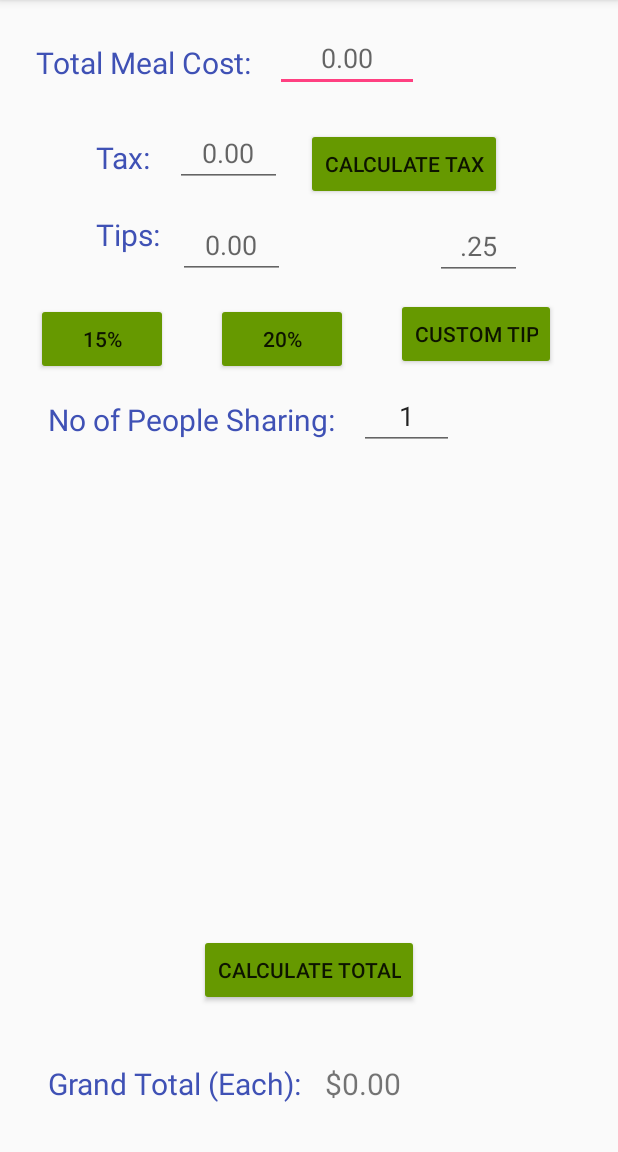
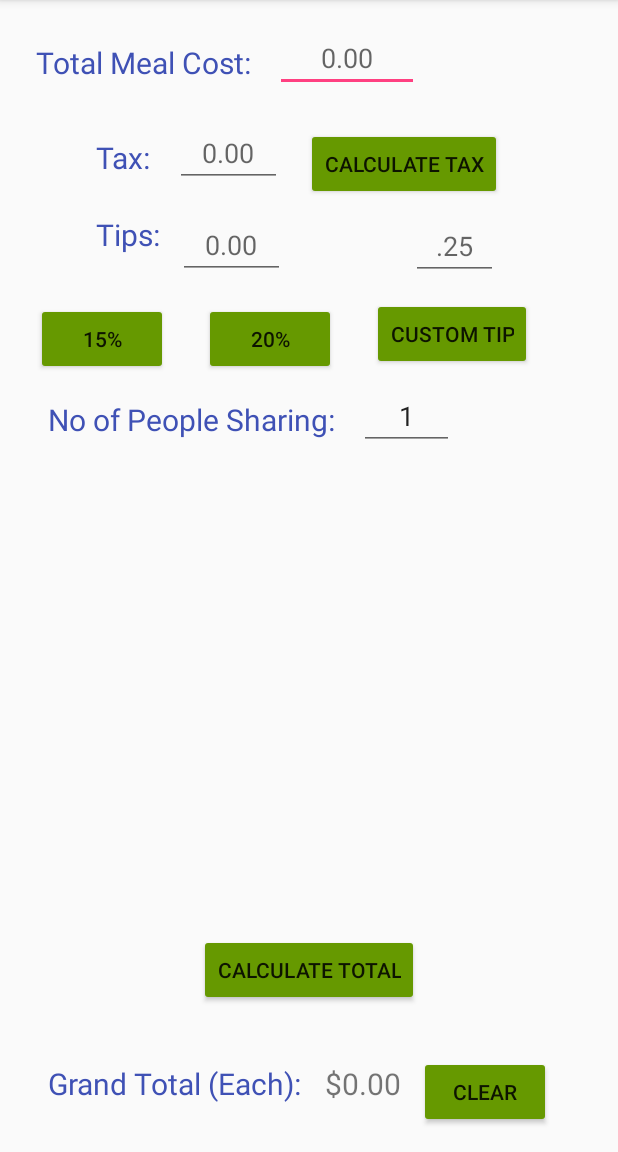
Before and after one commit to jay412/Old-Grip, an Android app: the screen it shows after launch (MainActivity), after a tap on "CALCULATE TAX", on a phone screen of 412 x 824 dp, the part 84-1236 px from its top. Run offline under Robolectric (Android 15) with nearby library versions, the phone set to English and light mode, and no system bars.

Commit message:
1) placed all the button listeners and actions into one method 2) added a clear button, still working on functionality

```diff
--- a/app/src/main/java/jay412/grip/MainActivity.java
+++ b/app/src/main/java/jay412/grip/MainActivity.java
@@ -14,7 +14,7 @@ import java.text.DecimalFormat;
 
 public class MainActivity extends AppCompatActivity {
     private EditText etTotalMealCost, etTax, etTips, etCustomTips, etPeopleShare;
-    private Button btnCalculateTax, btn15Tips, btn20Tips, btnCustomTips, btnCalculateGrandTotal;
+    private Button btnCalculateTax, btn15Tips, btn20Tips, btnCustomTips, btnCalculateGrandTotal, btnClear;
     private TextView tvGrandTotal;
 
     private double mealCost, tax, tips, numPeople, grandTotal;
@@ -37,55 +37,12 @@ public class MainActivity extends AppCompatActivity {
         tvGrandTotal = findViewById(R.id.tvGrandTotalValue);
 
         btnCalculateTax = findViewById(R.id.btnCalcTax);
-        btnCalculateTax.setOnClickListener(new View.OnClickListener() {
-            @Override
-            public void onClick(View v) {
-                if(TextUtils.isEmpty(etTotalMealCost.getText().toString()))
-                    Toast.makeText(MainActivity.this, "Please specify a value for Total Meal Cost.", Toast.LENGTH_LONG).show();
-                else {
-                    mealCost = Double.valueOf(etTotalMealCost.getText().toString());
-                    calculateTax(mealCost);
-                }
-            }
-        });
+        btn15Tips = findViewById(R.id.btn15);
+        btn20Tips = findViewById(R.id.btn20);
+        btnCustomTips = findViewById(R.id.btnCustomTip);
+        btnCalculateGrandTotal = findViewById(R.id.btnCalculateTotal);
 
-        btn15Tips = findViewById(R.id.btn15);
-        btn15Tips.setOnClickListener(new View.OnClickListener() {
-            @Override
-            public void onClick(View v) {
-                calculateTips(mealCost, tax, 0.15);
-            }
-        });
-
-        btn20Tips = findViewById(R.id.btn20);
-        btn20Tips.setOnClickListener(new View.OnClickListener() {
-            @Override
-            public void onClick(View v) {
-                calculateTips(mealCost, tax, 0.20);
-            }
-        });
-
-        btnCustomTips = findViewById(R.id.btnCustomTip);
-        btnCustomTips.setOnClickListener(new View.OnClickListener() {
-            @Override
-            public void onClick(View v) {
-                if(TextUtils.isEmpty(etCustomTips.getText().toString()))
-                    Toast.makeText(MainActivity.this, "Please specify a value for Custom Tips.", Toast.LENGTH_LONG).show();
-                else {
-                    double tipPercent = Double.valueOf(etCustomTips.getText().toString());
-                    calculateTips(mealCost, tax, tipPercent);
-                }
-            }
-        });
-
-        btnCalculateGrandTotal = findViewById(R.id.btnCalculateTotal);
-        btnCalculateGrandTotal.setOnClickListener(new View.OnClickListener() {
-            @Override
-            public void onClick(View v) {
-                numPeople = Double.valueOf(etPeopleShare.getText().toString());
-                calculateTotal(mealCost, tax, tips, numPeople);
-            }
-        });
+        setUpButtons();
     }
 
     private void calculateTax(double mCost){
@@ -134,4 +91,52 @@ public class MainActivity extends AppCompatActivity {
         df.setRoundingMode(RoundingMode.CEILING);
         return df.format(m);
     }
+
+    private void setUpButtons(){
+        btnCalculateTax.setOnClickListener(new View.OnClickListener() {
+            @Override
+            public void onClick(View v) {
+                if(TextUtils.isEmpty(etTotalMealCost.getText().toString()))
+                    Toast.makeText(MainActivity.this, "Please specify a value for Total Meal Cost.", Toast.LENGTH_LONG).show();
+                else {
+                    mealCost = Double.valueOf(etTotalMealCost.getText().toString());
+                    calculateTax(mealCost);
+                }
+            }
+        });
+
+        btn15Tips.setOnClickListener(new View.OnClickListener() {
+            @Override
+            public void onClick(View v) {
+                calculateTips(mealCost, tax, 0.15);
+            }
+        });
+
+        btn20Tips.setOnClickListener(new View.OnClickListener() {
+            @Override
+            public void onClick(View v) {
+                calculateTips(mealCost, tax, 0.20);
+            }
+        });
+
+        btnCustomTips.setOnClickListener(new View.OnClickListener() {
+            @Override
+            public void onClick(View v) {
+                if(TextUtils.isEmpty(etCustomTips.getText().toString()))
+                    Toast.makeText(MainActivity.this, "Please specify a value for Custom Tips.", Toast.LENGTH_LONG).show();
+                else {
+                    double tipPercent = Double.valueOf(etCustomTips.getText().toString());
+                    calculateTips(mealCost, tax, tipPercent);
+                }
+            }
+        });
+
+        btnCalculateGrandTotal.setOnClickListener(new View.OnClickListener() {
+            @Override
+            public void onClick(View v) {
+                numPeople = Double.valueOf(etPeopleShare.getText().toString());
+                calculateTotal(mealCost, tax, tips, numPeople);
+            }
+        });
+    }
 }
--- a/app/src/main/res/layout/activity_main.xml
+++ b/app/src/main/res/layout/activity_main.xml
@@ -174,7 +174,7 @@
         android:id="@+id/btn20"
         android:layout_width="wrap_content"
         android:layout_height="wrap_content"
-        android:layout_marginStart="32dp"
+        android:layout_marginStart="24dp"
         android:layout_marginTop="16dp"
         android:backgroundTint="@android:color/holo_green_dark"
         android:text="@string/twenty_percent"
@@ -185,7 +185,7 @@
         android:id="@+id/btnCustomTip"
         android:layout_width="wrap_content"
         android:layout_height="wrap_content"
-        android:layout_marginStart="32dp"
+        android:layout_marginStart="24dp"
         android:layout_marginTop="12dp"
         android:backgroundTint="@android:color/holo_green_dark"
         android:text="@string/custom_tip"
@@ -196,7 +196,7 @@
         android:id="@+id/etCustomTip"
         android:layout_width="58dp"
         android:layout_height="wrap_content"
-        android:layout_marginEnd="64dp"
+        android:layout_marginEnd="80dp"
         android:layout_marginTop="8dp"
         android:ems="10"
         android:hint="@string/initial_custom_tip"
@@ -204,4 +204,15 @@
         android:textAlignment="center"
         app:layout_constraintEnd_toEndOf="parent"
         app:layout_constraintTop_toBottomOf="@+id/btnCalcTax" />
+
+    <Button
+        android:id="@+id/btn_clear"
+        android:layout_width="wrap_content"
+        android:layout_height="wrap_content"
+        android:layout_marginBottom="16dp"
+        android:layout_marginStart="12dp"
+        android:backgroundTint="@android:color/holo_green_dark"
+        android:text="@string/clear"
+        app:layout_constraintBottom_toBottomOf="parent"
+        app:layout_constraintStart_toEndOf="@+id/tvGrandTotalValue" />
 </android.support.constraint.ConstraintLayout>
--- a/app/src/main/res/values/strings.xml
+++ b/app/src/main/res/values/strings.xml
@@ -14,4 +14,5 @@
     <string name="calculate_total">Calculate Total</string>
     <string name="grand_total_each">Grand Total (Each):</string>
     <string name="initial_grand_total">$0.00</string>
+    <string name="clear">Clear</string>
 </resources>
```
